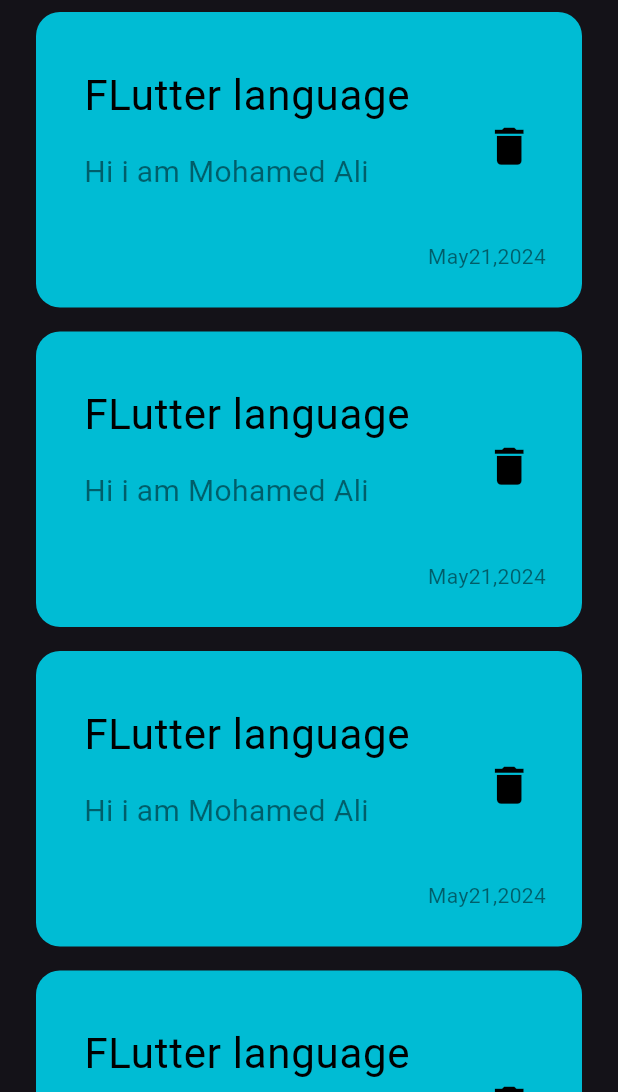
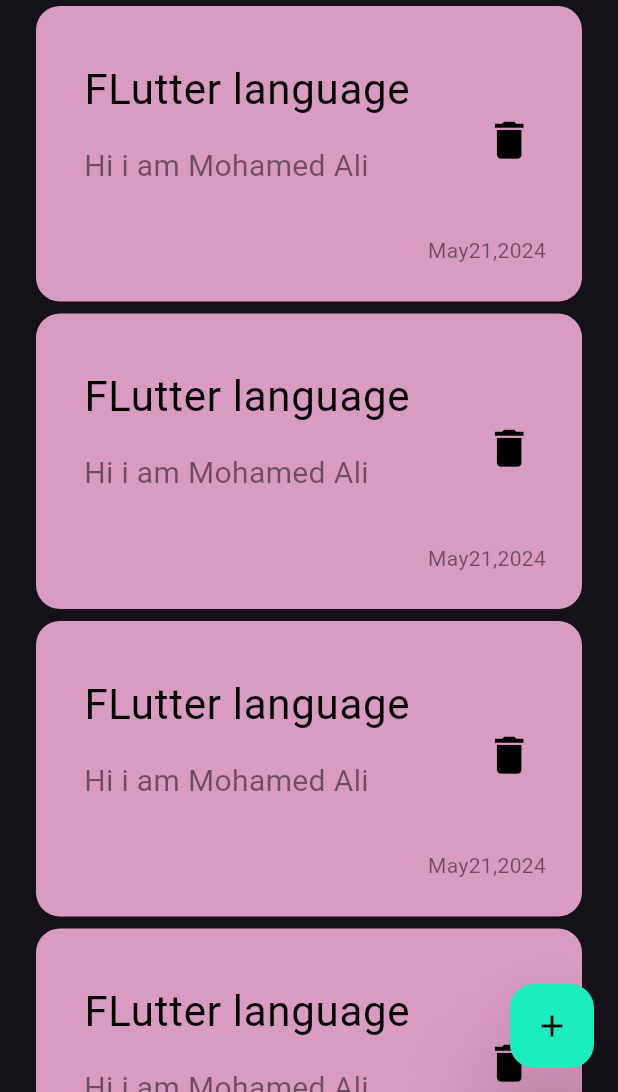
Before and after one commit to MohamedAliShaltoot/My_Notes_App_Flutter, a Flutter app: the screen it shows after launch, on a phone screen of 412 x 824 dp, the part 144-1236 px from its top. Run offline on Flutter 3.47's test engine with Material 3 defaults, Android fonts, the phone set to English and light mode, and no system bars.

Commit message:
adding floating action button

```diff
--- a/lib/views/notes_view.dart
+++ b/lib/views/notes_view.dart
@@ -6,8 +6,14 @@ class NotesView extends StatelessWidget {
 
   @override
   Widget build(BuildContext context) {
-    return    const Scaffold(
-      body: NotesViewBody(),
+    return     Scaffold(
+      floatingActionButton: FloatingActionButton(
+        backgroundColor: Color.fromARGB(255, 27, 237, 188),
+        elevation: 30,
+        onPressed: (){},
+        child: const Icon(Icons.add,color: Colors.black,),
+      ),
+      body: const NotesViewBody(),
     );
   }
 }
--- a/lib/widgets/custom_note_item.dart
+++ b/lib/widgets/custom_note_item.dart
@@ -8,7 +8,7 @@ class NoteItem extends StatelessWidget {
     return Container(
       padding: const EdgeInsets.only(left: 16,top: 26,bottom: 24),
       decoration: BoxDecoration(
-        color: Colors.cyan,
+        color: const Color.fromARGB(255, 218, 155, 192),
         borderRadius: BorderRadius.circular(16)
       ),
       child:  Column(
--- a/lib/widgets/notes_list_view.dart
+++ b/lib/widgets/notes_list_view.dart
@@ -8,7 +8,7 @@ class NotesListView extends StatelessWidget {
   Widget build(BuildContext context) {
     return ListView.builder(itemBuilder: (context,index){
 return  const Padding(
-  padding: EdgeInsets.symmetric(vertical: 8),
+  padding: EdgeInsets.symmetric(vertical: 4),
   child: NoteItem(),
 );
     });
```
